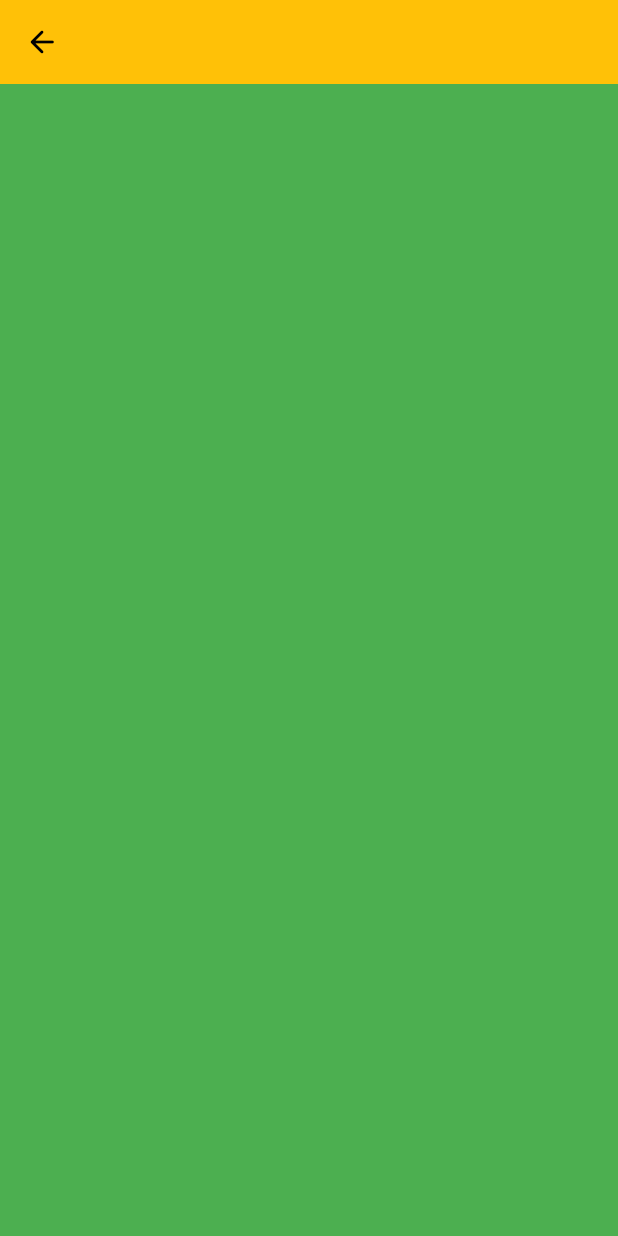
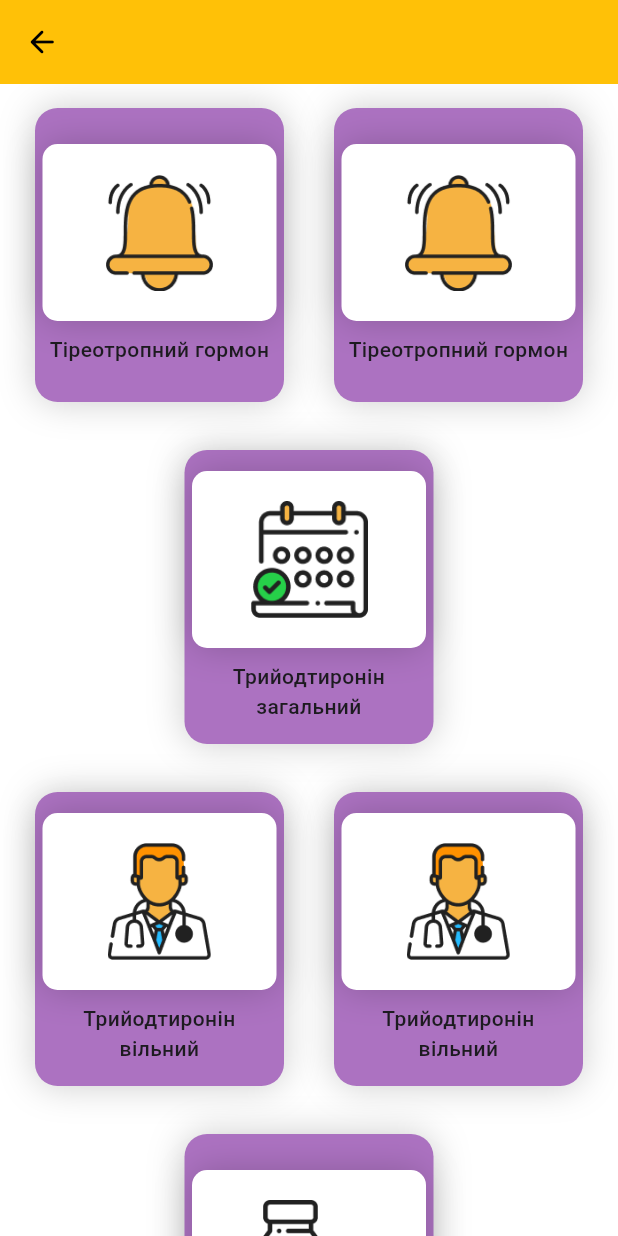
Before and after one commit to kadr0id/nice_analyses, a Flutter app: the SecondMenuPage screen opened directly, on a phone screen of 412 x 824 dp. Run offline on Flutter 3.47's test engine with Material 2 defaults, Android fonts, the phone set to English and light mode, and no system bars; our stand-ins replace formz.

Commit message:
fix text

```diff
--- a/lib/second_menu/view/second_menu_page.dart
+++ b/lib/second_menu/view/second_menu_page.dart
@@ -27,9 +27,9 @@ class SecondMenuPage extends StatelessWidget {
       ),
       body: Container(
         color: Colors.white,
-        child: const SafeArea(
-          child: SecondMenuView(),
-        ),
+
+          child: const SecondMenuView(),
+
       ),
     );
   }
--- a/lib/second_menu/view/second_menu_view.dart
+++ b/lib/second_menu/view/second_menu_view.dart
@@ -5,14 +5,203 @@ class SecondMenuView extends StatelessWidget {
 
   @override
   Widget build(BuildContext context) {
-    return Column(
-      children: [
-        Expanded(
-          child: Container(
-            color: Colors.green,
-          ),
-        )
-      ],
+    double width = MediaQuery.of(context).size.width;
+    double height = MediaQuery.of(context).size.height;
+    return ListView.builder(
+      itemCount: input.length,
+      itemBuilder: (context, index) => Row(
+        mainAxisAlignment: MainAxisAlignment.spaceEvenly,
+        children:
+            //     [
+            //   menuItemWidget(
+            //     text: input[index],
+            //     width: width,
+            //     height: height,
+            //     image: image[index],
+            //   ),
+            // ]
+            _getChildren(input, index, width, height),
+      ),
     );
   }
 }
+
+List<Widget> _getChildren(List<String> list, index, width, height) {
+  List<Widget> test = <Widget>[];
+  List<String> two = <String>[];
+  index % 2 == 0 ? two.addAll(list.take(2)) : two.add(list.first);
+
+  two.forEach((element) {
+    test.add(
+      menuItemWidget(
+        text: list[index],
+        width: width,
+        height: height,
+        image: image[index],
+      ),
+    );
+  });
+
+  return test;
+}
+
+List<String> input = [
+  "Тіреотропний гормон",
+  "Трийодтиронін загальний",
+  "Трийодтиронін вільний",
+  "Тироксин загальний",
+  "Тироксин вільний",
+  "Тиреоглобулін",
+  "Антитіла до тиреоглобуліну",
+  "Антитіла до тиреопероксидази",
+  "Тиреотропний гормон, а/т до рецепторів",
+  "Кальцитонін",
+  "Антимікросомальні антитіла"
+];
+List image = [
+  "assets/icons/alertas_menu.png",
+  "assets/icons/citas_menu.png",
+  "assets/icons/medicos_menu.png",
+  "assets/icons/medicamentos_menu.png",
+  "assets/icons/inmunizaciones_menu.png",
+  "assets/icons/recetas_menu.png",
+  "assets/icons/medicamentos_menu.png",
+  "assets/icons/medicamentos_menu.png",
+  "assets/icons/inmunizaciones_menu.png",
+  "assets/icons/recetas_menu.png",
+  "assets/icons/medicamentos_menu.png",
+];
+
+Widget menuItemWidget(
+    {required double width,
+    required double height,
+    required String text,
+    required String image}) {
+  double cardHeight = (width - 20.0) / 2;
+  double cardWidth = (width - 80.0) / 2;
+  return Padding(
+    padding:
+        const EdgeInsets.only(top: 16.0, left: 10.0, right: 10.0, bottom: 16.0),
+    child: Container(
+      decoration: shadowOpenMainCard(),
+      height: cardHeight,
+      width: cardWidth,
+      child: Column(
+        mainAxisAlignment: MainAxisAlignment.center,
+        children: <Widget>[
+          Padding(
+            padding: const EdgeInsets.all(4.0),
+            child: Container(
+              decoration: shadowMainCard(),
+              height: cardHeight - 78.0,
+              width: cardWidth - 10.0,
+              child: Padding(
+                padding: const EdgeInsets.all(20.0),
+                child: Image.asset(image),
+              ),
+            ),
+          ),
+          Center(
+            child: Padding(
+              padding: const EdgeInsets.all(5.0),
+              child: Text(
+                text,
+                textAlign: TextAlign.center,
+                style: const TextStyle(fontWeight: FontWeight.w500),
+              ),
+            ),
+          ),
+        ],
+      ),
+    ),
+  );
+}
+
+// Container settingActivitiItem(
+//     {required String title,
+//     //String subtitle,
+//     // int subtitleColor = 0xff7f807f,
+//     bool needDivider = true,
+//     required Function callback}) {
+//   return Container(
+//     padding: const EdgeInsets.only(left: 16.0, right: 16.0),
+//     height: 44.0,
+//     color: Colors.white,
+//     child: Column(
+//       children: <Widget>[
+//         Expanded(
+//           child: Row(
+//             crossAxisAlignment: CrossAxisAlignment.center,
+//             children: <Widget>[
+//               Padding(
+//                   padding: const EdgeInsets.only(left: 4.0, right: 4.0),
+//                   child: SizedBox(
+//                       width: 30,
+//                       child: Center(
+//                           child: Image.asset(
+//                               'icons/alertas_menu.png')))),
+//               Padding(
+//                 padding: EdgeInsets.only(left: 16.0),
+//                 child: Text(
+//                   title,
+//                 ),
+//               ),
+//               Expanded(
+//                 child: Container(),
+//               ),
+// //              (subtitle != null && subtitle.isNotEmpty)
+// //                  ? Text(
+// //                subtitle,
+// //                style: TextStyle(
+// //                    fontSize: 16.0, color: Color(subtitleColor)),
+// //              )
+// //                  :
+//               const SizedBox(),
+//               const Padding(
+//                 padding: EdgeInsets.only(left: 4.0, right: 16.0),
+//                 child: Icon(
+//                   Icons.arrow_forward_ios,
+//                   size: 15,
+//                 ),
+//               )
+//             ],
+//           ),
+//         ),
+//         needDivider
+//             ?
+// //            ? Padding(
+// //          padding: EdgeInsets.only(left: 8.0, ),
+//             //        child:
+//             const Divider(
+//                 height: 2.0,
+//               )
+//             // )
+//             : const SizedBox()
+//       ],
+//     ),
+//   );
+// }
+
+BoxDecoration shadowOpenMainCard({double radius = 20, Color? color}) =>
+    BoxDecoration(
+        color: const Color(0xFFAC72C1),
+        shape: BoxShape.rectangle,
+        borderRadius: const BorderRadius.all(Radius.circular(15.0)),
+        boxShadow: [
+          BoxShadow(
+            color: color ?? Colors.black.withOpacity(0.2),
+            blurRadius: radius,
+          ),
+        ]);
+
+BoxDecoration shadowMainCard({double radius = 20, Color? color}) =>
+    BoxDecoration(
+        color: Colors.white,
+        shape: BoxShape.rectangle,
+        borderRadius: const BorderRadius.all(Radius.circular(10.0)),
+        boxShadow: [
+          BoxShadow(
+            color: color ?? Colors.black.withOpacity(0.2),
+            blurRadius: radius,
+          ),
+        ]);
```
Also changed, not shown: assets/icons/alertas_menu.png (added), assets/icons/citas_menu.png (added), assets/icons/datol_vitales_menu.png (added), assets/icons/inmunizaciones_menu.png (added), assets/icons/medicamentos_menu.png (added), assets/icons/recetas_menu.png (added).
